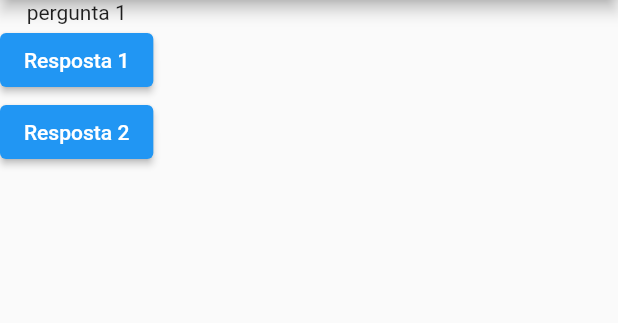
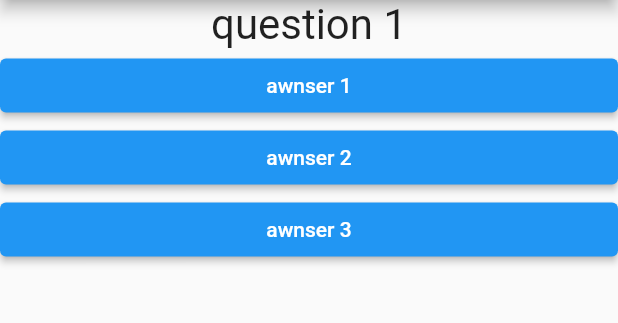
Before and after one commit to Tworres/quiz, a Flutter app: the screen it shows after launch, on a phone screen of 412 x 824 dp, the part 84-407 px from its top. Run offline on Flutter 3.47's test engine with Material 2 defaults, Android fonts, the phone set to English and light mode, and no system bars.

Commit message:
new widgets and better code
right now our code is functional, you can awnser questions, but still need some implementations to be fully complete, also changed the code to english

```diff
--- /dev/null
+++ b/lib/awnser.dart
@@ -0,0 +1,16 @@
+import 'package:flutter/material.dart';
+
+class Awnser extends StatelessWidget {
+  final String text;
+  final void Function() onPressed;
+
+  const Awnser(this.text, this.onPressed);
+
+  @override
+  Widget build(BuildContext context) {
+    return Container(
+      width: double.infinity,
+      child: ElevatedButton(onPressed: onPressed, child: Text(text)),
+    );
+  }
+}
--- a/lib/main.dart
+++ b/lib/main.dart
@@ -1,52 +1,54 @@
 import 'package:flutter/material.dart';
+import 'package:quiz/question.dart';
+import 'package:quiz/awnser.dart';
 
 main() {
-  runApp(PerguntaApp());
+  runApp(QuizApp());
 }
 
-class PerguntaAppState extends State<PerguntaApp> {
-  int perguntaSelecionada = 0;
+class _QuizAppState extends State<QuizApp> {
+  int _selectedQuestion = 0;
 
-  void responder() {
+  void _respond() {
     setState(() {
-      perguntaSelecionada++;
+      _selectedQuestion++;
     });
-    print(perguntaSelecionada);
+    print(_selectedQuestion);
   }
 
-  final perguntas = [
-    'pergunta 1',
-    'pergunta 2',
-    'pergunta 3',
-    'pergunta 4',
-    'pergunta 5',
+  final List<Map<String, Object>> questions = [
+    {
+      "question": "question 1",
+      "awnsers": ['awnser 1', 'awnser 2', 'awnser 3'],
+    },
+    {
+      "question": "question 2",
+      "awnsers": ['awnser 3', 'awnser 4', 'awnser 5'],
+    },
+    {
+      "question": "question 3",
+      "awnsers": ['awnser 4', 'awnser 5', 'awnser 6']
+    },
   ];
 
   @override
   Widget build(BuildContext context) {
+    List<String> awnsers = questions[_selectedQuestion].cast()['awnsers'];
+
     return MaterialApp(
       home: Scaffold(
-        appBar: AppBar(
-          title: Text('Quiz'),
-        ),
+        appBar: AppBar(title: const Text('Quiz')),
         body: Column(children: [
-          Text(perguntas[perguntaSelecionada]),
-          ElevatedButton(
-            child: Text('Resposta 1'),
-            onPressed: responder,
-          ),
-          ElevatedButton(
-            child: Text('Resposta 2'),
-            onPressed: responder,
-          )
+          Question(questions[_selectedQuestion]['question'].toString()),
+          ...awnsers.map((e) => Awnser(e, _respond)),
         ]),
       ),
     );
   }
 }
 
-class PerguntaApp extends StatefulWidget {
-  PerguntaAppState createState() {
-    return PerguntaAppState();
+class QuizApp extends StatefulWidget {
+  _QuizAppState createState() {
+    return _QuizAppState();
   }
 }
--- /dev/null
+++ b/lib/question.dart
@@ -0,0 +1,19 @@
+import 'package:flutter/material.dart';
+
+class Question extends StatelessWidget {
+  final String text;
+
+  Question(this.text);
+
+  @override
+  Widget build(BuildContext context) {
+    return Container(
+      width: double.infinity,
+      child: Text(
+        text,
+        style: const TextStyle(fontSize: 28),
+        textAlign: TextAlign.center,
+      ),
+    );
+  }
+}
```
